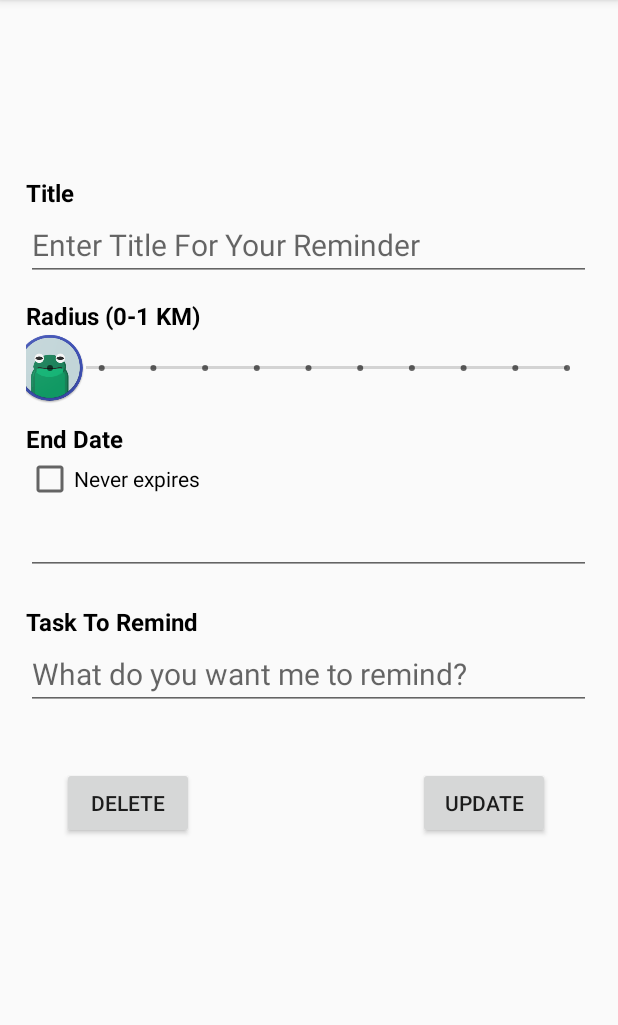
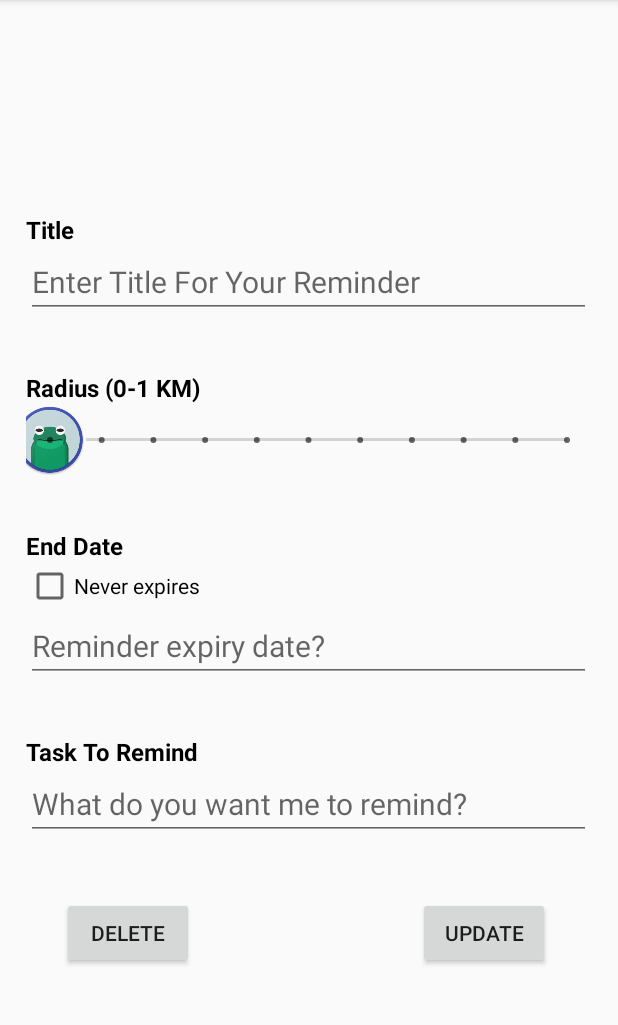
Before and after one commit to theflyingmachine/LeapFrog, an Android app: the ManageTask screen opened directly, with no data from a screen before it, on a phone screen of 412 x 824 dp, the part 84-1109 px from its top. Run offline under Robolectric (Android 15) with nearby library versions, the phone set to English and light mode, and no system bars; 3 statements that could not run were skipped.

Commit message:
Title Text size update in UI

```diff
--- a/app/src/main/res/layout/activity_manage_task.xml
+++ b/app/src/main/res/layout/activity_manage_task.xml
@@ -38,7 +38,7 @@
                     android:layout_marginTop="12dp"
                     android:text="Address Title"
                     android:textColor="#000"
-                    android:textSize="@dimen/abc_action_bar_content_inset_material"
+                    android:textSize="23dp"
                     android:textStyle="bold" />
 
 
@@ -56,7 +56,7 @@
                     android:id="@+id/title_textview"
                     android:layout_width="wrap_content"
                     android:layout_height="wrap_content"
-                    android:layout_marginTop="20dp"
+                    android:layout_marginTop="35dp"
                     android:text="Title"
                     android:textColor="#000"
                     android:textSize="@dimen/abc_action_bar_content_inset_material"
@@ -74,7 +74,7 @@
                     android:id="@+id/place_name_textview"
                     android:layout_width="wrap_content"
                     android:layout_height="wrap_content"
-                    android:layout_marginTop="12dp"
+                    android:layout_marginTop="35dp"
                     android:text="Radius (0-1 KM)"
                     android:textColor="#000"
                     android:textSize="@dimen/abc_action_bar_content_inset_material"
@@ -94,7 +94,7 @@
                     android:id="@+id/datetitle"
                     android:layout_width="wrap_content"
                     android:layout_height="wrap_content"
-                    android:layout_marginTop="12dp"
+                    android:layout_marginTop="35dp"
                     android:text="End Date"
                     android:textColor="#000"
                     android:textSize="@dimen/abc_action_bar_content_inset_material"
@@ -110,6 +110,7 @@
                     android:id="@+id/date"
                     android:layout_width="match_parent"
                     android:layout_height="wrap_content"
+                    android:hint="Reminder expiry date?"
                     android:clickable="true"
                     android:focusable="true"
                     android:inputType="datetime"
@@ -119,7 +120,7 @@
                     android:id="@+id/place_address_textview"
                     android:layout_width="wrap_content"
                     android:layout_height="wrap_content"
-                    android:layout_marginTop="20dp"
+                    android:layout_marginTop="35dp"
                     android:text="Task To Remind"
                     android:textColor="#000"
                     android:textSize="@dimen/abc_action_bar_content_inset_material"
--- a/app/src/main/res/layout/activity_task_setting.xml
+++ b/app/src/main/res/layout/activity_task_setting.xml
@@ -27,7 +27,7 @@
                 android:layout_marginTop="12dp"
                 android:text="Address Title"
                 android:textColor="#000"
-                android:textSize="@dimen/abc_action_bar_content_inset_material"
+                android:textSize="23dp"
                 android:textStyle="bold" />
 
 
```
